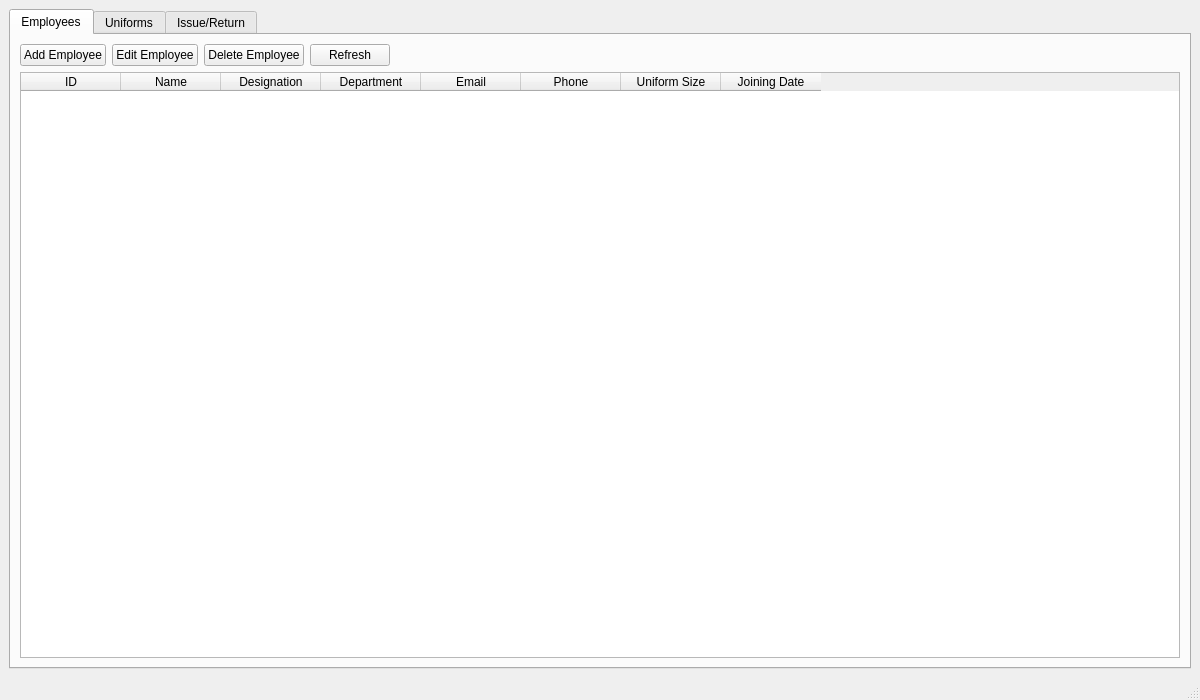
First picture: the form in ui/mainwindow.ui, repository akhil-kk15/UASM-Tool, before the edit.
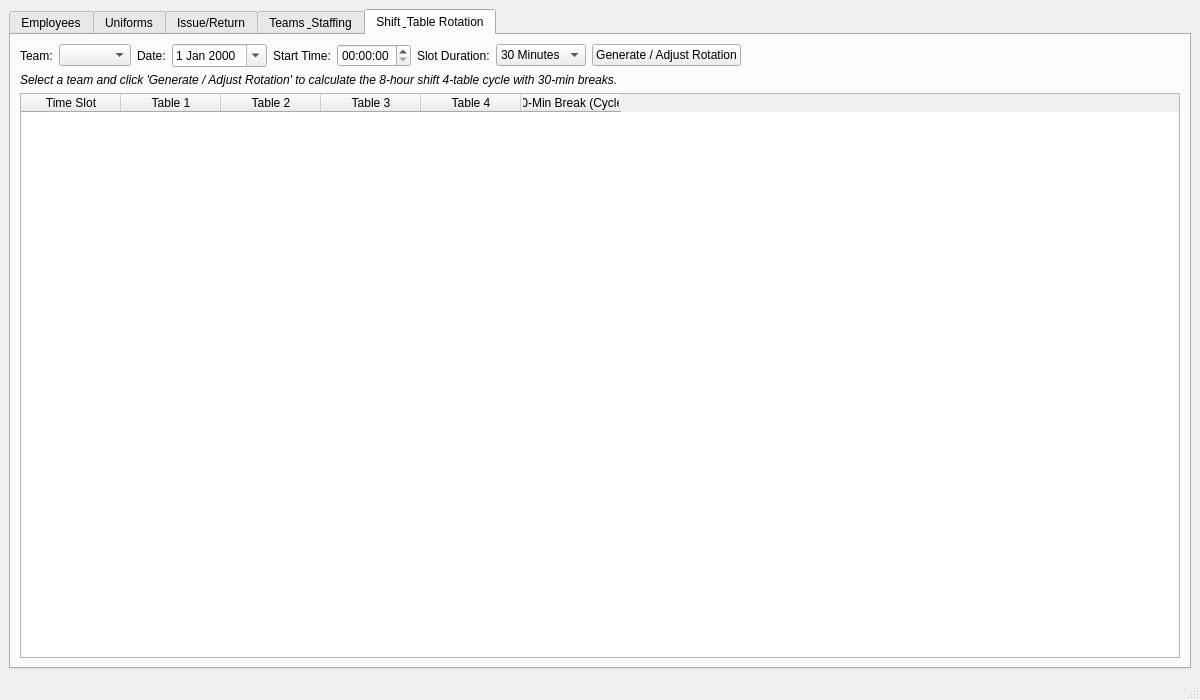
Second picture: the form after the edit. The open tabs and pages were chosen to show the change.

Commit message: Add uniform inventory checks, team staffing balancing, and 8-hour shift table rotations

Patch:
```diff
--- a/ui/mainwindow.ui
+++ b/ui/mainwindow.ui
@@ -309,6 +309,196 @@
         </item>
        </layout>
       </widget>
+      <widget class="QWidget" name="teamsTab">
+       <attribute name="title">
+        <string>Teams &amp; Staffing</string>
+       </attribute>
+       <layout class="QVBoxLayout" name="verticalLayout_teams">
+        <item>
+         <layout class="QHBoxLayout" name="horizontalLayout_teams">
+          <item>
+           <widget class="QPushButton" name="reassignStaffBtn">
+            <property name="text">
+             <string>Reassign Employee (Uniform-Checked)</string>
+            </property>
+           </widget>
+          </item>
+          <item>
+           <widget class="QPushButton" name="autoBalanceBtn">
+            <property name="text">
+             <string>Auto-Balance Staff</string>
+            </property>
+           </widget>
+          </item>
+          <item>
+           <widget class="QPushButton" name="refreshTeamsBtn">
+            <property name="text">
+             <string>Refresh Teams</string>
+            </property>
+           </widget>
+          </item>
+          <item>
+           <spacer name="horizontalSpacer_teams">
+            <property name="orientation">
+             <enum>Qt::Orientation::Horizontal</enum>
+            </property>
+            <property name="sizeHint" stdset="0">
+             <size>
+              <width>40</width>
+              <height>20</height>
+             </size>
+            </property>
+           </spacer>
+          </item>
+         </layout>
+        </item>
+        <item>
+         <widget class="QLabel" name="teamsTableLabel">
+          <property name="text">
+           <string>&lt;b&gt;Teams Overview (4 Tables per Team)&lt;/b&gt;</string>
+          </property>
+         </widget>
+        </item>
+        <item>
+         <widget class="QTableWidget" name="teamsTable">
+          <property name="columnCount">
+           <number>7</number>
+          </property>
+          <column><property name="text"><string>ID</string></property></column>
+          <column><property name="text"><string>Team Name</string></property></column>
+          <column><property name="text"><string>Uniform Type</string></property></column>
+          <column><property name="text"><string>Current Staff</string></property></column>
+          <column><property name="text"><string>Target Staff</string></property></column>
+          <column><property name="text"><string>Staffing Status</string></property></column>
+          <column><property name="text"><string>Assigned Tables</string></property></column>
+         </widget>
+        </item>
+        <item>
+         <widget class="QLabel" name="teamMembersLabel">
+          <property name="text">
+           <string>&lt;b&gt;Selected Team Members&lt;/b&gt;</string>
+          </property>
+         </widget>
+        </item>
+        <item>
+         <widget class="QTableWidget" name="teamMembersTable">
+          <property name="columnCount">
+           <number>5</number>
+          </property>
+          <column><property name="text"><string>ID</string></property></column>
+          <column><property name="text"><string>Name</string></property></column>
+          <column><property name="text"><string>Designation</string></property></column>
+          <column><property name="text"><string>Uniform Size</string></property></column>
+          <column><property name="text"><string>Issued Uniforms</string></property></column>
+         </widget>
+        </item>
+       </layout>
+      </widget>
+      <widget class="QWidget" name="rotationsTab">
+       <attribute name="title">
+        <string>Shift &amp; Table Rotation</string>
+       </attribute>
+       <layout class="QVBoxLayout" name="verticalLayout_rotations">
+        <item>
+         <layout class="QHBoxLayout" name="horizontalLayout_rotations">
+          <item>
+           <widget class="QLabel" name="rotTeamLabel">
+            <property name="text">
+             <string>Team:</string>
+            </property>
+           </widget>
+          </item>
+          <item>
+           <widget class="QComboBox" name="rotationTeamCombo">
+            <property name="minimumWidth">
+             <number>150</number>
+            </property>
+           </widget>
+          </item>
+          <item>
+           <widget class="QLabel" name="rotDateLabel">
+            <property name="text">
+             <string>Date:</string>
+            </property>
+           </widget>
+          </item>
+          <item>
+           <widget class="QDateEdit" name="rotationDateEdit">
+            <property name="calendarPopup">
+             <bool>true</bool>
+            </property>
+           </widget>
+          </item>
+          <item>
+           <widget class="QLabel" name="rotStartLabel">
+            <property name="text">
+             <string>Start Time:</string>
+            </property>
+           </widget>
+          </item>
+          <item>
+           <widget class="QTimeEdit" name="rotationStartTimeEdit"/>
+          </item>
+          <item>
+           <widget class="QLabel" name="rotSlotLabel">
+            <property name="text">
+             <string>Slot Duration:</string>
+            </property>
+           </widget>
+          </item>
+          <item>
+           <widget class="QComboBox" name="rotationSlotCombo">
+            <item><property name="text"><string>30 Minutes</string></property></item>
+            <item><property name="text"><string>60 Minutes</string></property></item>
+           </widget>
+          </item>
+          <item>
+           <widget class="QPushButton" name="generateRotationBtn">
+            <property name="text">
+             <string>Generate / Adjust Rotation</string>
+            </property>
+           </widget>
+          </item>
+          <item>
+           <spacer name="horizontalSpacer_rot">
+            <property name="orientation">
+             <enum>Qt::Orientation::Horizontal</enum>
+            </property>
+            <property name="sizeHint" stdset="0">
+             <size>
+              <width>40</width>
+              <height>20</height>
+             </size>
+            </property>
+           </spacer>
+          </item>
+         </layout>
+        </item>
+        <item>
+         <widget class="QLabel" name="rotationStatusLabel">
+          <property name="text">
+           <string>&lt;i&gt;Select a team and click 'Generate / Adjust Rotation' to calculate the 8-hour shift 4-table cycle with 30-min breaks.&lt;/i&gt;</string>
+          </property>
+          <property name="wordWrap">
+           <bool>true</bool>
+          </property>
+         </widget>
+        </item>
+        <item>
+         <widget class="QTableWidget" name="rotationTable">
+          <property name="columnCount">
+           <number>6</number>
+          </property>
+          <column><property name="text"><string>Time Slot</string></property></column>
+          <column><property name="text"><string>Table 1</string></property></column>
+          <column><property name="text"><string>Table 2</string></property></column>
+          <column><property name="text"><string>Table 3</string></property></column>
+          <column><property name="text"><string>Table 4</string></property></column>
+          <column><property name="text"><string>30-Min Break (Cycle)</string></property></column>
+         </widget>
+        </item>
+       </layout>
+      </widget>
      </widget>
     </item>
    </layout>
```
The commit also changes 27 other files.
